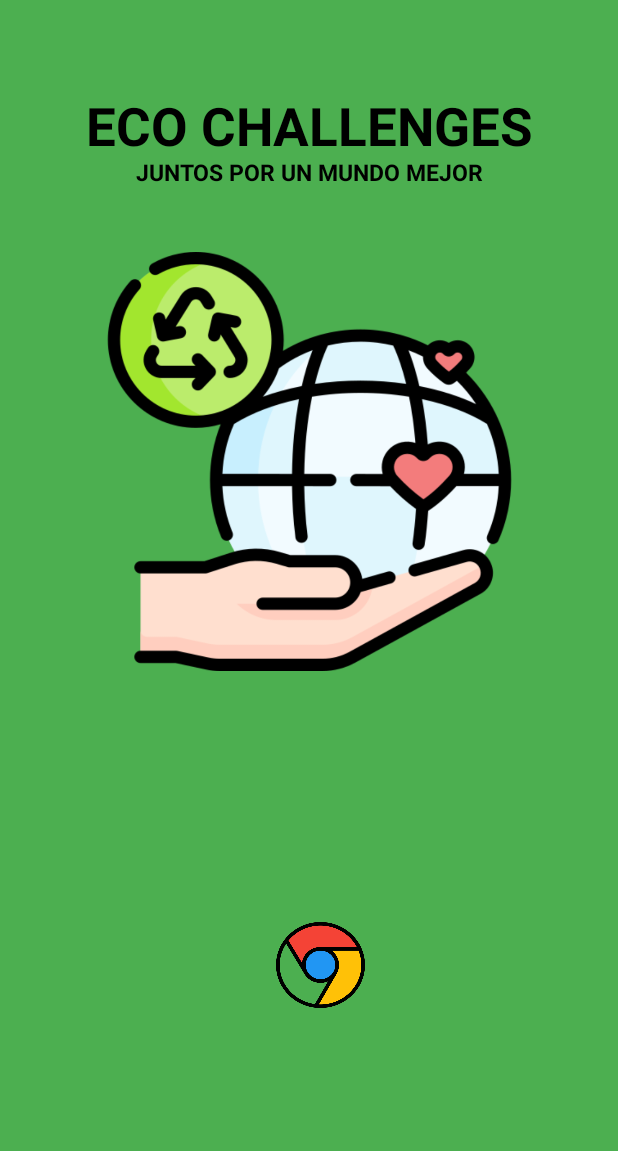
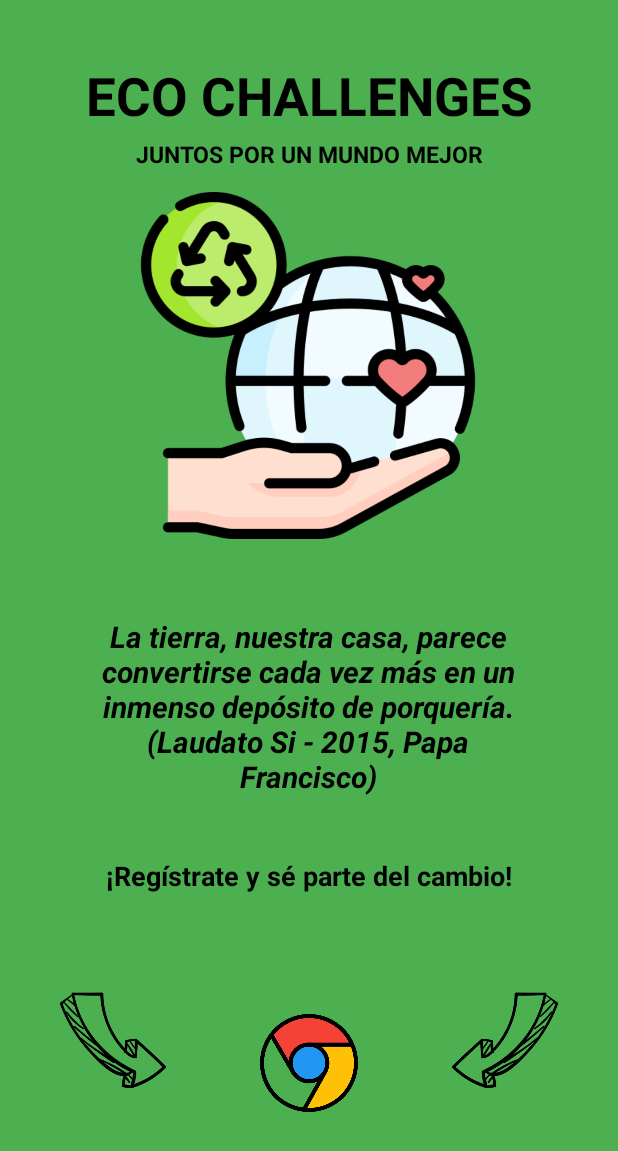
Before and after one commit to jhanasto/EcoChallenges, an Android app: the screen it shows after launch (MainActivity), on a phone screen of 412 x 824 dp. Shown: the top 1151 px of the screen. Run offline under Robolectric (Android 15) with nearby library versions, the light colour scheme and no system bars; our stand-ins replace Firebase (no records; nobody signed in at launch, a user with empty details on screens opened directly).

Commit message:
Login terminado

```diff
--- a/app/src/main/res/layout/activity_main.xml
+++ b/app/src/main/res/layout/activity_main.xml
@@ -13,7 +13,7 @@
         android:id="@+id/tvWelcome"
         android:layout_width="0dp"
         android:layout_height="wrap_content"
-        android:layout_marginTop="60dp"
+        android:layout_marginTop="40dp"
         android:gravity="center"
         android:text="ECO CHALLENGES"
         android:textColor="@android:color/black"
@@ -29,7 +29,7 @@
         android:id="@+id/frase"
         android:layout_width="0dp"
         android:layout_height="wrap_content"
-        android:layout_marginTop="104dp"
+        android:layout_marginTop="92dp"
         android:gravity="center"
         android:text="JUNTOS POR UN MUNDO MEJOR"
         android:textColor="@android:color/black"
@@ -43,25 +43,88 @@
 
     <ImageView
         android:id="@+id/imageViewLogo"
-        android:layout_width="307dp"
-        android:layout_height="279dp"
-        android:layout_marginTop="168dp"
+        android:layout_width="276dp"
+        android:layout_height="231dp"
+        android:layout_marginTop="128dp"
         android:contentDescription="@string/imagen_logo"
         android:src="@drawable/img"
         app:layout_constraintEnd_toEndOf="parent"
+        app:layout_constraintHorizontal_bias="0.496"
         app:layout_constraintStart_toStartOf="parent"
         app:layout_constraintTop_toTopOf="parent" />
 
+    <TextView
+        android:id="@+id/tvRegisterPapa"
+        android:layout_width="300dp"
+        android:layout_height="wrap_content"
+        android:layout_marginTop="120dp"
+        android:gravity="center"
+        android:text="La tierra, nuestra casa, parece convertirse cada vez más en un inmenso depósito de porquería.                          (Laudato Si - 2015, Papa Francisco)"
+        android:textColor="@android:color/black"
+        android:textSize="20sp"
+        android:textStyle="bold|italic"
+        app:layout_constraintBottom_toTopOf="@id/tvRegisterMessage"
+        app:layout_constraintEnd_toEndOf="parent"
+        app:layout_constraintHorizontal_bias="0.495"
+        app:layout_constraintStart_toStartOf="parent"
+        app:layout_constraintTop_toBottomOf="@id/imageViewLogo"
+        tools:ignore="HardcodedText,TextSizeCheck" />
+
+
+    <!-- Flecha Izquierda -->
+
+    <!-- Flecha Derecha -->
+
+    <TextView
+        android:id="@+id/tvRegisterMessage"
+        android:layout_width="wrap_content"
+        android:layout_height="wrap_content"
+        android:layout_marginTop="40dp"
+        android:gravity="center"
+        android:text="@string/reto_mensaje"
+        android:textColor="@android:color/black"
+        android:textSize="18sp"
+        android:textStyle="bold"
+        app:layout_constraintBottom_toTopOf="@id/btnGoogle"
+        app:layout_constraintEnd_toEndOf="parent"
+        app:layout_constraintStart_toStartOf="parent"
+        app:layout_constraintTop_toBottomOf="@id/tvRegisterPapa" />
+
+    <ImageView
+        android:id="@+id/flechaIzquierda"
+        android:layout_width="100dp"
+        android:layout_height="100dp"
+        android:layout_marginEnd="48dp"
+        android:contentDescription="@string/todoimg"
+        android:src="@drawable/izquierda"
+        app:layout_constraintBottom_toBottomOf="@id/btnGoogle"
+        app:layout_constraintEnd_toStartOf="@id/btnGoogle"
+        app:layout_constraintTop_toTopOf="@id/btnGoogle"
+        app:layout_constraintVertical_bias="1.0" />
+
+    <ImageView
+        android:id="@+id/flechaDerecha"
+        android:layout_width="100dp"
+        android:layout_height="100dp"
+        android:layout_marginStart="48dp"
+        android:contentDescription="@string/todo"
+        android:src="@drawable/derecha"
+        app:layout_constraintBottom_toBottomOf="@id/btnGoogle"
+        app:layout_constraintStart_toEndOf="@id/btnGoogle"
+        app:layout_constraintTop_toTopOf="@id/btnGoogle"
+        app:layout_constraintVertical_bias="1.0" />
+
     <ImageButton
         android:id="@+id/btnGoogle"
-        android:layout_width="59dp"
-        android:layout_height="57dp"
-        android:layout_marginStart="184dp"
+        android:layout_width="65dp"
+        android:layout_height="65dp"
+        android:layout_marginTop="80dp"
         android:layout_marginBottom="152dp"
         android:background="@drawable/img_1"
         app:layout_constraintBottom_toBottomOf="parent"
+        app:layout_constraintEnd_toEndOf="parent"
         app:layout_constraintStart_toStartOf="parent"
+        app:layout_constraintTop_toBottomOf="@id/tvRegisterMessage"
         tools:ignore="ContentDescription,SpeakableTextPresentCheck" />
 
-
 </androidx.constraintlayout.widget.ConstraintLayout>
--- a/app/src/main/res/values-night/themes.xml
+++ b/app/src/main/res/values-night/themes.xml
@@ -1,6 +1,7 @@
+<!--suppress ALL -->
 <resources xmlns:tools="http://schemas.android.com/tools">
     <!-- Base application theme. -->
-    <style name="Base.Theme.EcoChallenges" parent="Theme.Material3.DayNight.NoActionBar">
+    <style name="Base.Theme.EcoChallenges" parent="Theme.MaterialComponents.DayNight.NoActionBar.Bridge">
         <!-- Customize your dark theme here. -->
         <!-- <item name="colorPrimary">@color/my_dark_primary</item> -->
     </style>
--- a/app/src/main/res/values/strings.xml
+++ b/app/src/main/res/values/strings.xml
@@ -8,4 +8,7 @@
     <string name="_2_segundo_reto">2. Segundo reto</string>
     <string name="_3_tercer_reto">3. Tercer reto</string>
     <string name="reto_x">Reto X</string>
+    <string name="reto_mensaje">¡Regístrate y sé parte del cambio!</string>
+    <string name="todo">TODO</string>
+    <string name="todoimg">TODO</string>
 </resources>
--- a/app/src/main/res/values/themes.xml
+++ b/app/src/main/res/values/themes.xml
@@ -1,6 +1,7 @@
+<!--suppress ALL -->
 <resources xmlns:tools="http://schemas.android.com/tools">
     <!-- Base application theme. -->
-    <style name="Base.Theme.EcoChallenges" parent="Theme.Material3.DayNight.NoActionBar">
+    <style name="Base.Theme.EcoChallenges" parent="Theme.MaterialComponents.DayNight.NoActionBar.Bridge">
         <!-- Customize your light theme here. -->
         <!-- <item name="colorPrimary">@color/my_light_primary</item> -->
     </style>
```
Also changed, not shown: app/src/main/res/drawable/derecha.png (added), app/src/main/res/drawable/izquierda.png (added).
